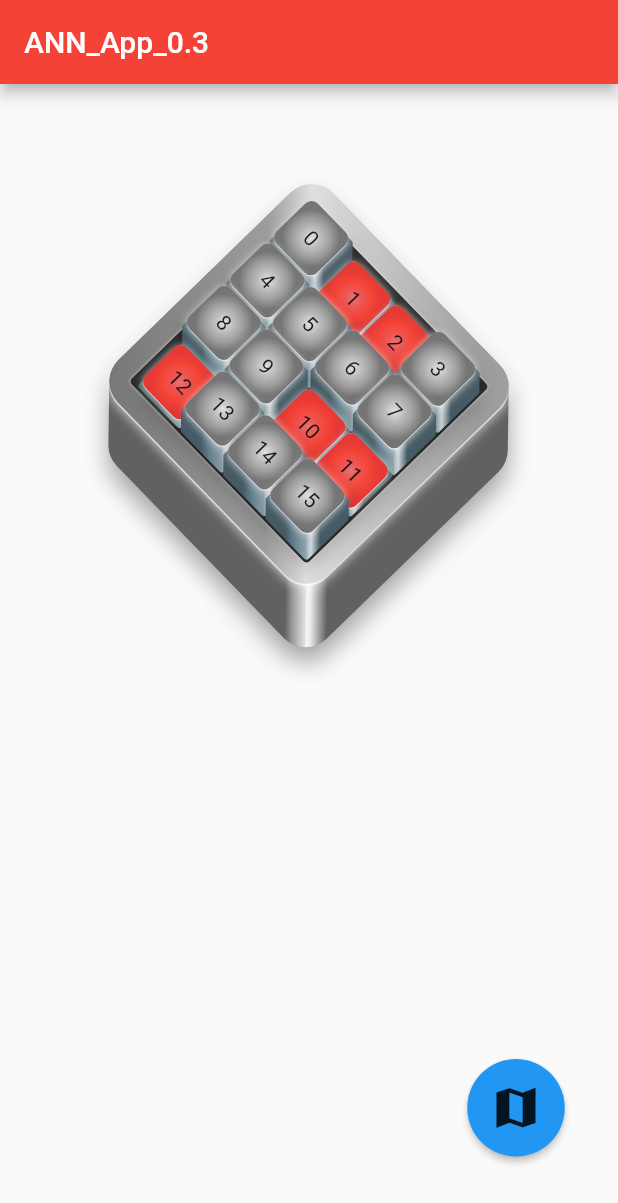
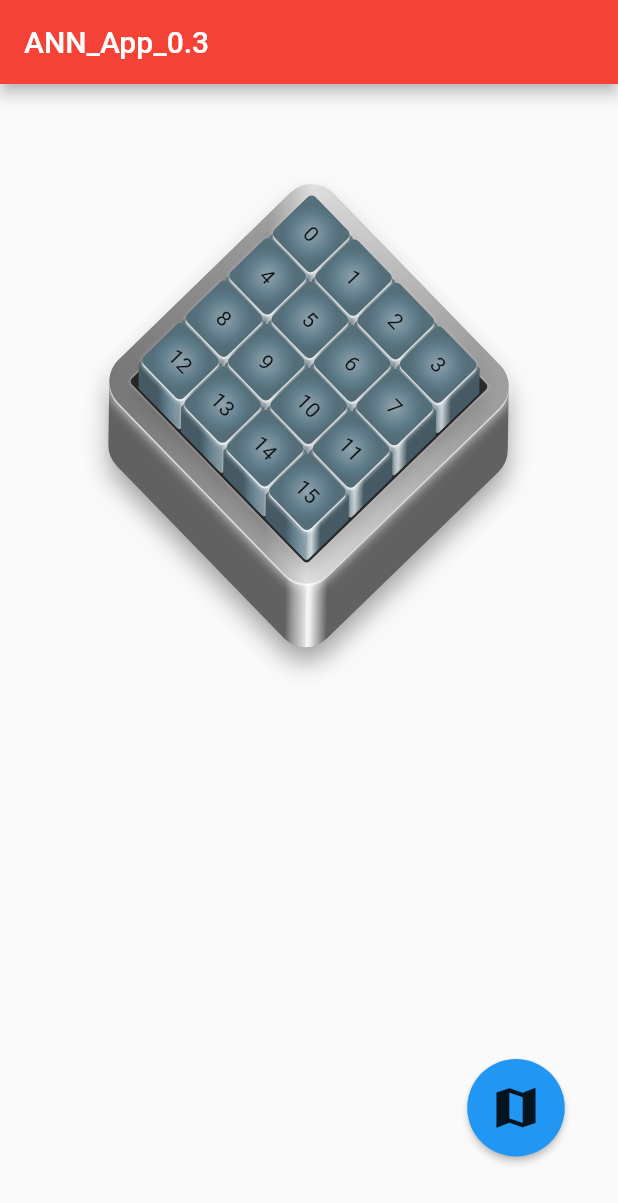
Before and after one commit to Charles-Thomson/MLApplication_FrontEnd_Flutter, a Flutter app: the screen it shows after launch, on a phone screen of 412 x 824 dp. Shown: the top 1203 px of the screen. Run offline on Flutter 3.47's test engine with Material 2 defaults, Android fonts, the phone set to English and light mode, and no system bars.

Commit message:
Tile can now be change on maze click

```diff
--- a/lib/main.dart
+++ b/lib/main.dart
@@ -13,7 +13,7 @@ class MyApp extends StatelessWidget {
   // This widget is the root of your application.
   @override
   Widget build(BuildContext context) {
-    debugPaintSizeEnabled = true;  // HERE FOR DESIGN BOUNDARY'S
+    debugPaintSizeEnabled = false;  // HERE FOR DESIGN BOUNDARY'S
     return MaterialApp(
 
       title: 'Test data',
--- a/lib/widgets/maze_board/maze/built_maze.dart
+++ b/lib/widgets/maze_board/maze/built_maze.dart
@@ -1,6 +1,6 @@
 import 'package:flutter/material.dart';
 import 'package:ann_app/widgets/maze_board/maze_walls/body_painter.dart';
-import 'package:ann_app/widgets/maze_board/maze_objects/tiles.dart';
+import 'package:ann_app/widgets/tiles/tile_grid.dart';
 import 'package:ann_app/widgets/maze_board/maze_walls/rim_painter.dart';
 
 double mazeHeight = 200;
--- a/lib/widgets/maze_board/maze_objects/tiles.dart
+++ b/lib/widgets/maze_board/maze_objects/tiles.dart
@@ -11,8 +11,54 @@ class TileGrid extends StatelessWidget{
   final double tileOffSet = 5;
   final Color primaryColor = Colors.grey;
 
+
   @override
   Widget build(BuildContext context){
+    List fullTileIndex = List.generate(16, (index) => 0); // +1 as it's a loop
+    Color thisUsedColor = primaryColor;
+
+    // adding to the list at the index relating to the tile index
+    int addToListFunction(int index, var tileStatus){
+
+      fullTileIndex[index] += 1;
+      print("The current list of index's:  $fullTileIndex ");
+      int returnVal = fullTileIndex[index];
+      return returnVal;
+    }
+
+    void setNewColor(int index){
+      int stateValue = fullTileIndex[index];
+      if (stateValue == 2){
+        thisUsedColor = Colors.blue;
+        print("Changed to blue");
+    }else{
+      thisUsedColor = Colors.blue;
+    }
+    }
+
+    List <Widget>tileList = List.generate(mapSize * mapSize,
+            (index){
+          return CompleteTile(
+            // These values correspond to the receiving func(val, val)
+            key: UniqueKey(),
+
+            callback: (index, tileStateValue) {
+              int returnVal = addToListFunction(index,tileStateValue);
+              setNewColor(index);
+
+              return returnVal;
+            },
+
+            tileState: fullTileIndex[index],
+            tileHeight: tileHeight,
+            tileWidth: tileWidth,
+            tileOffSet: tileOffSet,
+            tileIndex: index,
+            primaryColor: thisUsedColor,
+          );
+        }
+    );
+
     return SizedBox(
       height: 160,
       width: 160,
@@ -20,51 +66,47 @@ class TileGrid extends StatelessWidget{
           crossAxisCount: mapSize,
           mainAxisSpacing: 2,
           crossAxisSpacing: 2,
-          children: List.generate(mapSize * mapSize,
-                  (index){
-                  return CompleteTile(
-                      tileHeight: tileHeight,
-                      tileWidth: tileWidth,
-                      tileOffSet: tileOffSet,
-                      tileIndex: index,
-                      primaryColor: primaryColor);
-                  }
-          ),
+
+          children: tileList
       ),
     );
   }
 }
 
 class CompleteTile extends StatelessWidget{
-  const CompleteTile({super.key,
+  const CompleteTile({required Key key,
+    required this.tileState,
+    required this.callback,
     required this.tileHeight,
     required this.tileWidth,
     required this.tileOffSet,
     required this.tileIndex,
-    required this.primaryColor});
+    required this.primaryColor}): super(key: key);
 
+  final int tileState;
+  final int Function(int, int) callback;
   final double tileHeight;
   final double tileWidth;
   final double tileOffSet;
   final int tileIndex;
   final Color primaryColor;
 
-
   @override
   Widget build(BuildContext context){
-    bool unusedTile = false;
+
     double offSetX = 2;
     double offSetY = 2;
     Color usedColor = primaryColor;
-    List<int> unusedTiles = [10,11,12,1,2];
 
-    if (unusedTiles.contains(tileIndex)){
+    if (tileState == 2){
       usedColor = Colors.red;
-      unusedTile = true;
       offSetX = 10;
       offSetY = 10;
     }
-    CustomPainter painter = TilePainter(unusedTile: unusedTile);
+    if (tileState == 1){
+      usedColor = Colors.blue;
+    }
+
     return Transform.translate(
       offset: Offset(offSetX, offSetY),
       child: SizedBox(
@@ -75,16 +117,20 @@ class CompleteTile extends StatelessWidget{
           children: [
               CustomPaint(
                   size: Size(tileHeight, tileWidth),
-                  painter: painter
+                  painter: TilePainter(tileState: tileState)
               ),
 
               TileTop(
+                  myOnPressed: (index,tileStateValue) {
+                    int returnVal = callback(index, tileStateValue);
+                    return returnVal;
+                  },
                   tileHeight: tileHeight,
                   tileWidth: tileWidth,
                   tileOffSet: tileOffSet,
                   tileIndex: tileIndex,
-                  primaryColor: usedColor,
-                  unusedTile: unusedTile)
+                  primaryColor: primaryColor,
+                  )
           ]
         )
       ),
@@ -92,37 +138,65 @@ class CompleteTile extends StatelessWidget{
   }
 }
 
+class TileTop extends StatefulWidget{
 
-class TileTop extends StatefulWidget{
   const TileTop({super.key,
+    required this.myOnPressed,// this is the callback to top level
     required this.tileHeight,
     required this.tileWidth,
     required this.tileOffSet,
     required this.tileIndex,
     required this.primaryColor,
-    required this.unusedTile});
+    });
 
+  final int Function(int, int) myOnPressed;
   final double tileHeight;
   final double tileWidth;
   final double tileOffSet;
   final int tileIndex;
   final Color primaryColor;
-  final bool unusedTile;
+
 
   @override
   State<TileTop> createState() => _TileTop();
 }
 class _TileTop extends State<TileTop>{
-  get primaryColor => widget.primaryColor;
+  int tileStateValue = 0;
+  late Color localPrimaryColor;
 
+  // Color thiPrimaryColor = Colors.blueGrey;
+
+  get primaryColor => localPrimaryColor;
+  get tileIndex => widget.tileIndex;
+  // set newPrimaryColor(Color newColor){
+  //   thiPrimaryColor = newColor;
+  // }
+
+  @override
+  void initState(){
+    localPrimaryColor = widget.primaryColor;
+    super.initState();
+
+  }
 
   @override
   Widget build(BuildContext context){
-    return Container(
+    return  InkWell(
+      onTap: () {
+        // incrementState();
+        int newTileStateValue = widget.myOnPressed.call(tileIndex, tileStateValue) ;
+
+        setState(() {
+          tileStateValue = newTileStateValue ;
+
+        });
+        print("tapped on container $tileIndex: State: $tileStateValue");},
+
+      child: Container(
         height: widget.tileHeight,
         width: widget.tileWidth,
         decoration: BoxDecoration(
-          borderRadius: BorderRadius.circular(6),
+          borderRadius: BorderRadius.circular(4),
           gradient: RadialGradient(
             colors: <Color>[
             primaryColor.shade300,
@@ -133,34 +207,32 @@ class _TileTop extends State<TileTop>{
           ),
           boxShadow: [BoxShadow(
             color: Colors.white.withOpacity(0.8),
-            blurRadius: 4,
-            offset: const Offset(0.5, 0.5),
+            blurRadius: 2,
+            offset: const Offset(1, 1),
             blurStyle: BlurStyle.solid
             )
           ]
         ),
       child: Center(
-        child: Text(widget.tileIndex.toString())
+          child: Text(tileIndex.toString())
         )
+      ),
     );
-
   }
 }
 
-// played with height from size.height
-//
 class TilePainter extends CustomPainter{
-  TilePainter({required this.unusedTile});
+  TilePainter({required this.tileState});
 
   final double edgeRadius = 2;
-  final bool unusedTile;
+  final int tileState;
 
   final tilePaint = Paint();
   double depth = 8; // normally 20
 
   @override
   void paint(Canvas canvas, Size size){
-    if (unusedTile == true){
+    if (tileState == 2){
       depth = 0;
     }
     tilePaint.shader = ui.Gradient.linear(const Offset(0, 20), const Offset(20, 0), [
--- /dev/null
+++ b/lib/widgets/tiles/complete_tile.dart
@@ -0,0 +1,181 @@
+import 'package:flutter/material.dart';
+import 'package:ann_app/widgets/tiles/tile_top.dart';
+import 'package:ann_app/widgets/tiles/tile_body_painter.dart';
+
+
+class NewCompleteTile extends StatefulWidget{
+  const NewCompleteTile({super.key,
+    required this.callback,
+    required this.tileHeight,
+    required this.tileWidth,
+    required this.tileIndex,
+    });
+
+  final int Function(int, int) callback;
+  final double tileHeight;
+  final double tileWidth;
+  final int tileIndex;
+
+
+  @override
+  State<NewCompleteTile> createState() => _NewCompleteTile();
+}
+
+class _NewCompleteTile extends State<NewCompleteTile>{
+  final redrawNotifier = ValueNotifier<int>(0);
+  int tileStateValue = 1;
+  double offSetX = 0;
+  double offSetY = 0;
+  double depth = 10;
+  Color primaryColor = Colors.blueGrey;
+  Color secondaryColor = Colors.red;
+  Color selectedColor = Colors.blueGrey;
+
+  @override
+  Widget build(BuildContext context){
+    final redrawNotifier = ValueNotifier<int>(0);
+
+    void checkForRedraw(int newTileStateVale) {
+      print("Value in check $newTileStateVale");
+      if (newTileStateVale == 1) {
+        setState(() {
+          //redrawNotifier.value++;
+          tileStateValue = newTileStateVale;
+          offSetX = 0;
+          offSetY = 0;
+          depth = 10;
+          selectedColor = Colors.blueGrey;
+        });
+      } else if (newTileStateVale == 2) {
+        setState(() {
+          //redrawNotifier.value++;
+          tileStateValue = newTileStateVale;
+          offSetX = 10;
+          offSetY = 10;
+          depth = 2;
+          selectedColor = Colors.red;
+        });
+      } else if (newTileStateVale == 3) {
+        setState(() {
+          //redrawNotifier.value++;
+          tileStateValue++;
+          offSetX = 0;
+          offSetY = 0;
+          depth = 10;
+          selectedColor = Colors.orange;
+        });
+      } else {
+        setState(() {
+          //redrawNotifier.value++;
+          tileStateValue++;
+          offSetX = 0;
+          offSetY = 0;
+          depth = 10;
+          selectedColor = Colors.blueGrey;
+        });
+      }
+    }
+
+    return Transform.translate(
+      offset: Offset(offSetX, offSetY),
+      child: SizedBox(
+          height: widget.tileHeight,
+          width: widget.tileWidth,
+          child: Stack(
+              children: [
+          CustomPaint(
+          size: Size(widget.tileHeight, widget.tileWidth),
+          painter: TilePainter(tileState: tileStateValue, depth: depth, repaint: redrawNotifier)
+          ),
+                TileTop(
+                  myOnPressed: (index,tileStateValue) {
+                    int returnVal = widget.callback(index, tileStateValue);
+                    print("Returned val $returnVal ");
+                    checkForRedraw(returnVal); // this is on this level
+                    return returnVal; // passed -> tile_top
+                  },
+                  tileHeight: widget.tileHeight,
+                  tileWidth: widget.tileWidth,
+                  tileIndex: widget.tileIndex,
+                  primaryColor: selectedColor,
+                )
+              ]
+          )
+      ),
+    );
+
+  }
+}
+
+
+// class CompleteTile extends StatelessWidget{
+//   const CompleteTile({required Key key,
+//     required this.callback,
+//     required this.tileHeight,
+//     required this.tileWidth,
+//     required this.tileOffSet,
+//     required this.tileIndex,
+//     required this.primaryColor}): super(key: key);
+//
+//   final int Function(int, int) callback;
+//   final double tileHeight;
+//   final double tileWidth;
+//   final double tileOffSet;
+//   final int tileIndex;
+//   final Color primaryColor;
+//
+//   @override
+//   Widget build(BuildContext context){
+//     final redrawNotifier = ValueNotifier<int>(0);
+//     int tileStateValue = 0;
+//
+//     void checkRedrawNotifier(int thisStateValue){
+//       if(thisStateValue == 2) {
+//         redrawNotifier.value++;
+//         print("Notifier value $redrawNotifier");
+//       }
+//     }
+//
+//     double offSetX = 0;
+//     double offSetY = 0;
+//
+//
+//       if (tileStateValue == 2) {
+//         offSetX = 10;
+//         offSetY = 10;
+//       }
+//
+//
+//     return Transform.translate(
+//       offset: Offset(offSetX, offSetY),
+//       child: SizedBox(
+//           height: tileHeight,
+//           width: tileWidth,
+//
+//           child: Stack(
+//               children: [
+//                 CustomPaint(
+//                     size: Size(tileHeight, tileWidth),
+//                     painter: TilePainter(tileState: tileStateValue, repaint: redrawNotifier)
+//                 ),
+//
+//                 TileTop(
+//                   myOnPressed: (index,tileStateValue) {
+//                     int returnVal = callback(index, tileStateValue);
+//                     tileStateValue = returnVal;
+//                     checkRedrawNotifier(returnVal);
+//
+//                     return returnVal;
+//                   },
+//                   tileHeight: tileHeight,
+//                   tileWidth: tileWidth,
+//                   tileOffSet: tileOffSet,
+//                   tileIndex: tileIndex,
+//                   primaryColor: primaryColor,
+//                 )
+//               ]
+//           )
+//       ),
+//     );
+//   }
+// }
--- /dev/null
+++ b/lib/widgets/tiles/tile_grid.dart
@@ -0,0 +1,56 @@
+import 'package:flutter/material.dart';
+import 'package:ann_app/widgets/tiles/complete_tile.dart';
+
+
+class TileGrid extends StatelessWidget{
+  const TileGrid({super.key});
+  final int mapSize = 4;
+  final double tileHeight = 40;
+  final double tileWidth = 40;
+
+  @override
+  Widget build(BuildContext context){
+    List fullTileIndex = List.generate(16, (index) => 1); // +1 as it's a loop
+
+    // adding to the list at the index relating to the tile index
+    int addToListFunction(int index, var tileStatus){
+      if(fullTileIndex[index] >= 3){
+        fullTileIndex[index] = 1;
+      }else{
+        fullTileIndex[index] += 1;
+      }
+      print("The current list of index's:  $fullTileIndex ");
+      int returnVal = fullTileIndex[index];
+      return returnVal;
+    }
+
+    List <Widget>tileList = List.generate(mapSize * mapSize,
+            (index){
+          return NewCompleteTile(
+            // These values correspond to the receiving func(val, val)
+            key: UniqueKey(),
+
+            callback: (index, tileStateValue) {
+              int returnVal = addToListFunction(index,tileStateValue);
+              return returnVal;
+            },
+            tileHeight: tileHeight,
+            tileWidth: tileWidth,
+            tileIndex: index,
+          );
+        }
+    );
+
+    return SizedBox(
+      height: 160,
+      width: 160,
+      child: GridView.count(
+          crossAxisCount: mapSize,
+          mainAxisSpacing: 2,
+          crossAxisSpacing: 2,
+
+          children: tileList
+      ),
+    );
+  }
+}
--- /dev/null
+++ b/lib/widgets/tiles/tile_top.dart
@@ -0,0 +1,69 @@
+import 'package:flutter/material.dart';
+
+
+class TileTop extends StatefulWidget{
+
+  const TileTop({super.key,
+    required this.myOnPressed,// this is the callback to top level
+    required this.tileHeight,
+    required this.tileWidth,
+    required this.tileIndex,
+    required this.primaryColor,
+  });
+
+  final int Function(int, int) myOnPressed;
+  final double tileHeight;
+  final double tileWidth;
+  final int tileIndex;
+  final Color primaryColor;
+
+
+  @override
+  State<TileTop> createState() => _TileTop();
+}
+class _TileTop extends State<TileTop>{
+  int tileStateValue = 0;
+  get tileIndex => widget.tileIndex;
+  get primaryColor => widget.primaryColor;
+
+
+
+  @override
+  Widget build(BuildContext context){
+    return  InkWell(
+        onTap: () {
+          int newTileStateValue = widget.myOnPressed.call(tileIndex, tileStateValue) ;
+          // does this need to be tracked down on the widget level ?
+          setState(() {
+            tileStateValue = newTileStateValue ;
+          });
+          },
+
+        child: Container(
+            height: widget.tileHeight,
+            width: widget.tileWidth,
+            decoration: BoxDecoration(
+                borderRadius: BorderRadius.circular(4),
+                gradient: RadialGradient(
+                  colors: <Color>[
+                    primaryColor.shade300,
+                    primaryColor.shade400,
+                    primaryColor.shade500,
+                    primaryColor.shade600,
+                  ],
+                ),
+                boxShadow: [BoxShadow(
+                    color: Colors.white.withOpacity(0.8),
+                    blurRadius: 2,
+                    offset: const Offset(1, 1),
+                    blurStyle: BlurStyle.solid
+                )
+                ]
+            ),
+            child: Center(
+                child: Text(tileIndex.toString())
+            )
+        )
+        );
+  }
+}
```
Also changed, not shown: lib/widgets/tiles/tile_body_painter.dart (added, +75 -0 lines). Lines whose indentation alone changed are shown as unchanged.
